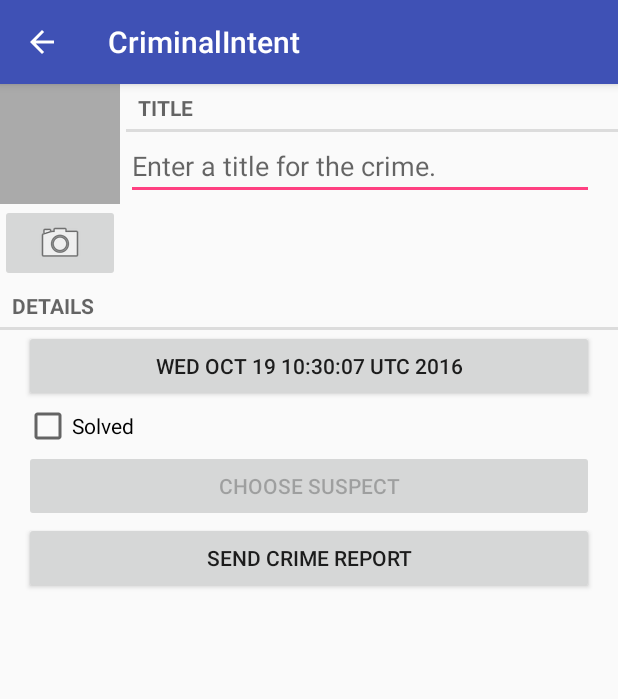
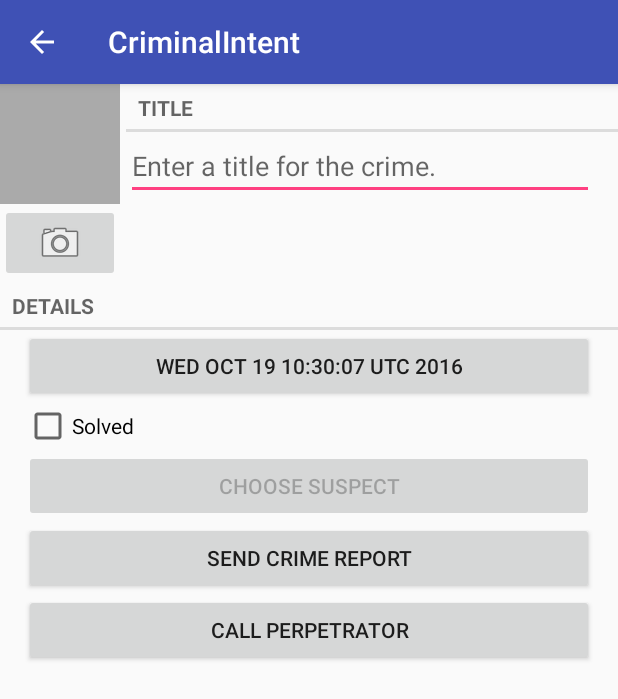
Before and after one commit to BenSernau/CriminalIntent, an Android app: the CrimeFragment screen opened directly, with no data from a screen before it, on a phone screen of 412 x 824 dp. Shown: the top 699 px of the screen. Run offline under Robolectric (Android 15) with nearby library versions, the phone set to English and light mode, and no system bars.

```diff
--- a/app/src/main/AndroidManifest.xml
+++ b/app/src/main/AndroidManifest.xml
@@ -6,6 +6,7 @@
     <uses-feature android:name="android.hardware.camera" android:required="false"/>
     <uses-sdk tools:overrideLibrary="android.support.test.uiautomator.v18"/>
     <uses-permission android:name="android.permission.WRITE_EXTERNAL_STORAGE" />
+    <uses-permission android:name="android.permission.READ_CONTACTS"/>
     <application
         android:allowBackup="true"
         android:icon="@mipmap/ic_launcher"
@@ -15,6 +16,7 @@
         <activity android:name=".CrimeListActivity">
             <intent-filter>
                 <action android:name="android.intent.action.MAIN" />
+                <action android:name="android.intent.action.DIAL"/>
                 <category android:name="android.intent.category.LAUNCHER" />
             </intent-filter>
         </activity>
--- a/app/src/main/java/com/bignerdranch/android/criminalintent/Crime.java
+++ b/app/src/main/java/com/bignerdranch/android/criminalintent/Crime.java
@@ -1,4 +1,6 @@
 package com.bignerdranch.android.criminalintent;
+
+import android.provider.ContactsContract;
 
 import java.util.Date;
 import java.util.UUID;
@@ -12,6 +14,7 @@ public class  Crime {
     private Date mDate;
     private boolean mSolved;
     private String mSuspect;
+    private String mNumber;
 
     public Crime() {
     // Generate unique identifier
@@ -56,4 +59,8 @@ public class  Crime {
     public void setSuspect(String suspect) { mSuspect = suspect; }
 
     public String getPhotoFilename() { return "IMG_" + getId().toString() + ".jpg"; }
+
+    public void setNumber(String number) { mNumber = number; }
+
+    public String getNumber() { return mNumber; }
 }
--- a/app/src/main/java/com/bignerdranch/android/criminalintent/CrimeBaseHelper.java
+++ b/app/src/main/java/com/bignerdranch/android/criminalintent/CrimeBaseHelper.java
@@ -26,7 +26,8 @@ public class CrimeBaseHelper extends SQLiteOpenHelper {
                 CrimeTable.Cols.TITLE + ", " +
                 CrimeTable.Cols.DATE + ", " +
                 CrimeTable.Cols.SOLVED + ", " +
-                CrimeTable.Cols.SUSPECT +
+                CrimeTable.Cols.SUSPECT + ", " +
+                CrimeTable.Cols.NUMBER +
                 ")"
         );
     }
--- a/app/src/main/java/com/bignerdranch/android/criminalintent/CrimeCursorWrapper.java
+++ b/app/src/main/java/com/bignerdranch/android/criminalintent/CrimeCursorWrapper.java
@@ -20,12 +20,14 @@ public class CrimeCursorWrapper extends CursorWrapper{
         long date = getLong(getColumnIndex(CrimeDbSchema.CrimeTable.Cols.DATE));
         int isSolved = getInt(getColumnIndex(CrimeDbSchema.CrimeTable.Cols.SOLVED));
         String suspect = getString(getColumnIndex(CrimeDbSchema.CrimeTable.Cols.SUSPECT));
+        String number = getString(getColumnIndex(CrimeDbSchema.CrimeTable.Cols.NUMBER));
 
         Crime crime = new Crime(UUID.fromString(uuidString));
         crime.setTitle(title);
         crime.setDate(new Date(date));
         crime.setSolved(isSolved != 0);
         crime.setSuspect(suspect);
+        crime.setNumber(number);
         return crime;
     }
 }
--- a/app/src/main/java/com/bignerdranch/android/criminalintent/CrimeDbSchema.java
+++ b/app/src/main/java/com/bignerdranch/android/criminalintent/CrimeDbSchema.java
@@ -13,6 +13,7 @@ public class CrimeDbSchema {
             public static final String DATE = "date";
             public static final String SOLVED = "solved";
             public static final String SUSPECT = "suspect";
+            public static final String NUMBER = "number";
         }
     }
 }
--- a/app/src/main/java/com/bignerdranch/android/criminalintent/CrimeFragment.java
+++ b/app/src/main/java/com/bignerdranch/android/criminalintent/CrimeFragment.java
@@ -1,5 +1,6 @@
 package com.bignerdranch.android.criminalintent;
 
+import android.Manifest;
 import android.app.Activity;
 import android.content.Intent;
 import android.content.pm.PackageManager;
@@ -9,8 +10,10 @@ import android.net.Uri;
 import android.os.Bundle;
 import android.provider.ContactsContract;
 import android.provider.MediaStore;
+import android.support.v4.app.ActivityCompat;
 import android.support.v4.app.Fragment;
 import android.support.v4.app.FragmentManager;
+import android.support.v4.content.ContextCompat;
 import android.text.Editable;
 import android.text.TextWatcher;
 import android.text.format.DateFormat;
@@ -39,6 +42,7 @@ public class CrimeFragment extends Fragment{
     private static final int REQUEST_DATE = 0;
     private static final int REQUEST_CONTACT = 1;
     private static final int REQUEST_PHOTO= 2;
+    private static final int MY_PERMISSIONS_REQUEST_READ_CONTACTS= 3;
 
     private Crime mCrime;
     private File mPhotoFile;
@@ -46,10 +50,13 @@ public class CrimeFragment extends Fragment{
     private Button mDateButton;
     private CheckBox mSolvedCheckBox;
     private Button mSuspectButton;
+    private Button mCallButton;
     private ImageButton mPhotoButton;
     private ImageView mPhotoView;
     private Callbacks mCallbacks;
     private Button mReportButton;
+    private String stringNumber;
+    final Intent dialNum = new Intent(Intent.ACTION_DIAL);
 
     /**
      * Required interface for hosting activities.
@@ -89,7 +96,6 @@ public class CrimeFragment extends Fragment{
     }
 
     @Override
-
     public void onDetach() {
         super.onDetach();
         mCallbacks = null;
@@ -97,6 +103,29 @@ public class CrimeFragment extends Fragment{
 
     @Override
     public View onCreateView(LayoutInflater inflater, ViewGroup container, Bundle savedInstanceState) {
+        if (ContextCompat.checkSelfPermission(this.getContext(),
+                Manifest.permission.READ_CONTACTS)
+                != PackageManager.PERMISSION_GRANTED) {
+
+            // Should we show an explanation?
+            if (ActivityCompat.shouldShowRequestPermissionRationale(this.getActivity(),
+                    Manifest.permission.READ_CONTACTS)) {
+
+                // Android Guide Says:
+                // Show an explanation to the user *asynchronously* -- don't block
+                // this thread waiting for the user's response! After the user
+                // sees the explanation, try again to request the permission.
+
+            } else {
+
+                // No explanation needed, we can request the permission.
+
+                ActivityCompat.requestPermissions(this.getActivity(),
+                        new String[]{Manifest.permission.READ_CONTACTS},
+                        MY_PERMISSIONS_REQUEST_READ_CONTACTS);
+            }
+        }
+
         View v = inflater.inflate(R.layout.fragment_crime, container, false);
         mTitleField = (EditText)v.findViewById(R.id.crime_title);
         mTitleField.setText(mCrime.getTitle());
@@ -169,6 +198,17 @@ public class CrimeFragment extends Fragment{
             mSuspectButton.setEnabled(false);
         }
 
+        mCallButton = (Button) v.findViewById(R.id.phone_call);
+        mCallButton.setOnClickListener(new View.OnClickListener() {
+            public void onClick(View v){
+                dialNum.setData(Uri.parse("tel:" + stringNumber));
+                if (mSuspectButton.getText() != "Choose Suspect"){
+                    dialNum.setData(Uri.parse("tel:" + mCrime.getNumber()));
+                }
+                startActivity(dialNum);
+            }
+        });
+
         mPhotoButton = (ImageButton) v.findViewById(R.id.crime_camera);
         final Intent captureImage = new Intent(MediaStore.ACTION_IMAGE_CAPTURE);
 
@@ -194,6 +234,7 @@ public class CrimeFragment extends Fragment{
 
     @Override
     public void onActivityResult(int requestCode, int resultCode, Intent data) {
+
         if (resultCode != Activity.RESULT_OK) {
             return;
         }
@@ -205,16 +246,34 @@ public class CrimeFragment extends Fragment{
             updateCrime();
             updateDate();
         } else if (requestCode == REQUEST_CONTACT && data != null) {
+
             Uri contactUri = data.getData();
-// Specify which fields you want your query to return
-// values for.
 
-            String[] queryFields = new String[] {
+            //Code from the book I comment and leave for future use
+            /*String[] queryFields = new String[]{
                     ContactsContract.Contacts.DISPLAY_NAME
-            };
+            };*/
+
             // Perform your query - the contactUri is like a "where"
             // clause here
-            Cursor c = getActivity().getContentResolver().query(contactUri, queryFields, null, null, null);
+            Cursor c = getActivity().getContentResolver().query(contactUri, null, null, null, null);
+            if (c.moveToNext()) {
+                int columnIndex_ID = c.getColumnIndex(ContactsContract.Contacts._ID);
+                String contactID = c.getString(columnIndex_ID);
+
+                int columnIndex_HASPHONENUMBER = c.getColumnIndex(ContactsContract.Contacts.HAS_PHONE_NUMBER);
+                String stringHasPhoneNumber = c.getString(columnIndex_HASPHONENUMBER);
+
+                if (stringHasPhoneNumber.equalsIgnoreCase("1")) {
+                    Cursor cursorNum = getActivity().getContentResolver().query(ContactsContract.CommonDataKinds.Phone.CONTENT_URI, null, ContactsContract.CommonDataKinds.Phone.CONTACT_ID + "=" + contactID, null, null);
+
+                    if (cursorNum.moveToNext()) {
+                        int columnIndex_number = cursorNum.getColumnIndex(ContactsContract.CommonDataKinds.Phone.NUMBER);
+                        stringNumber = cursorNum.getString(columnIndex_number);
+                    }
+                }
+
+                //Cursor dataCursor = getActivity().getContentResolver().query(ContactsContract.CommonDataKinds.Phone.CONTENT_URI, projection, where, null, null);
                 try {
 // Double-check that you actually got results
                     if (c.getCount() == 0) {
@@ -223,8 +282,11 @@ public class CrimeFragment extends Fragment{
 // Pull out the first column of the first row of data -
 // that is your suspect's name.
                     c.moveToFirst();
+                    //dataCursor.moveToFirst();
                     String suspect = c.getString(0);
+                    String number = stringNumber;
                     mCrime.setSuspect(suspect);
+                    mCrime.setNumber(number);
                     updateCrime();
                     mSuspectButton.setText(suspect);
                 } finally {
@@ -233,6 +295,7 @@ public class CrimeFragment extends Fragment{
             } else if (requestCode == REQUEST_PHOTO) {
                 updateCrime();
                 updatePhotoView();
+            }
         }
     }
 
@@ -257,6 +320,7 @@ public class CrimeFragment extends Fragment{
         String dateString = DateFormat.format(dateFormat, mCrime.getDate()).toString();
 
         String suspect = mCrime.getSuspect();
+
         if (suspect == null) {
             suspect = getString(R.string.crime_report_no_suspect);
         } else {
--- a/app/src/main/java/com/bignerdranch/android/criminalintent/CrimeLab.java
+++ b/app/src/main/java/com/bignerdranch/android/criminalintent/CrimeLab.java
@@ -94,6 +94,7 @@ public class CrimeLab {
         values.put(CrimeDbSchema.CrimeTable.Cols.DATE, crime.getDate().getTime());
         values.put(CrimeDbSchema.CrimeTable.Cols.SOLVED, crime.isSolved() ? 1 : 0);
         values.put(CrimeDbSchema.CrimeTable.Cols.SUSPECT, crime.getSuspect());
+        values.put(CrimeDbSchema.CrimeTable.Cols.NUMBER, crime.getNumber());
 
         return values;
     }
@@ -107,6 +108,7 @@ public class CrimeLab {
                 null, // groupBy
                 null, // having
                 null // orderBy
+                //null
         );
         return new CrimeCursorWrapper(cursor);
     }
--- a/app/src/main/java/com/bignerdranch/android/criminalintent/CrimePagerActivity.java
+++ b/app/src/main/java/com/bignerdranch/android/criminalintent/CrimePagerActivity.java
@@ -2,13 +2,16 @@ package com.bignerdranch.android.criminalintent;
 
 import android.content.Context;
 import android.content.Intent;
+import android.content.pm.PackageManager;
 import android.os.Bundle;
+import android.provider.ContactsContract;
 import android.support.v4.app.Fragment;
 import android.support.v4.app.FragmentActivity;
 import android.support.v4.app.FragmentManager;
 import android.support.v4.app.FragmentStatePagerAdapter;
 import android.support.v4.view.ViewPager;
 import android.support.v7.app.AppCompatActivity;
+import android.view.View;
 
 import java.util.List;
 import java.util.UUID;
--- a/app/src/main/java/com/bignerdranch/android/criminalintent/SingleFragmentActivity.java
+++ b/app/src/main/java/com/bignerdranch/android/criminalintent/SingleFragmentActivity.java
@@ -1,7 +1,9 @@
 package com.bignerdranch.android.criminalintent;
 
+import android.Manifest;
 import android.os.Bundle;
 import android.support.annotation.LayoutRes;
+import android.support.v4.app.ActivityCompat;
 import android.support.v4.app.Fragment;
 import android.support.v4.app.FragmentActivity;
 import android.support.v4.app.FragmentManager;
@@ -22,7 +24,6 @@ public abstract class SingleFragmentActivity extends AppCompatActivity {
     public void onCreate(Bundle savedInstanceState) {
         super.onCreate(savedInstanceState);
         setContentView(getLayoutResId());
-
         FragmentManager fm = getSupportFragmentManager();
         Fragment fragment = fm.findFragmentById(R.id.fragment_container);
 
--- a/app/src/main/res/layout-land/fragment_crime.xml
+++ b/app/src/main/res/layout-land/fragment_crime.xml
@@ -49,6 +49,12 @@ android:layout_height="match_parent">
                 android:layout_weight="1"
                 android:text="@string/crime_report_text"/>
 
+        <Button android:id="@+id/phone_call"
+                android:layout_width="wrap_content"
+                android:layout_height="wrap_content"
+                android:layout_weight="1"
+                android:text="@string/call_perp"/>
+
     </LinearLayout>
 
 </LinearLayout>
--- a/app/src/main/res/layout/fragment_crime.xml
+++ b/app/src/main/res/layout/fragment_crime.xml
@@ -38,4 +38,11 @@ android:layout_height="match_parent">
     android:layout_marginRight="16dp"
     android:text="@string/crime_report_text"/>
 
+    <Button android:id="@+id/phone_call"
+    android:layout_width="match_parent"
+    android:layout_height="wrap_content"
+    android:layout_marginLeft="16dp"
+    android:layout_marginRight="16dp"
+    android:text="@string/call_perp"/>
+
 </LinearLayout>
--- a/app/src/main/res/values/strings.xml
+++ b/app/src/main/res/values/strings.xml
@@ -11,6 +11,7 @@
     <string name="subtitle_format">%1$s crimes</string>
     <string name="crime_suspect_text">Choose Suspect</string>
     <string name="crime_report_text">Send Crime Report</string>
+    <string name="call_perp">Call Perpetrator</string>
     <string name="crime_report">%1$s!
         The crime was discovered on %2$s. %3$s, and %4$s
     </string>
```
Also changed, not shown: 1 other file. Lines whose indentation alone changed are shown as unchanged.
